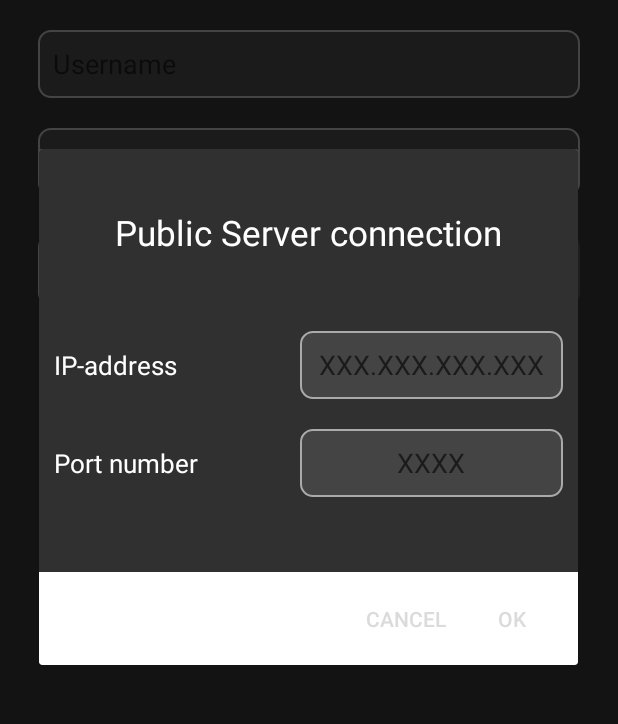
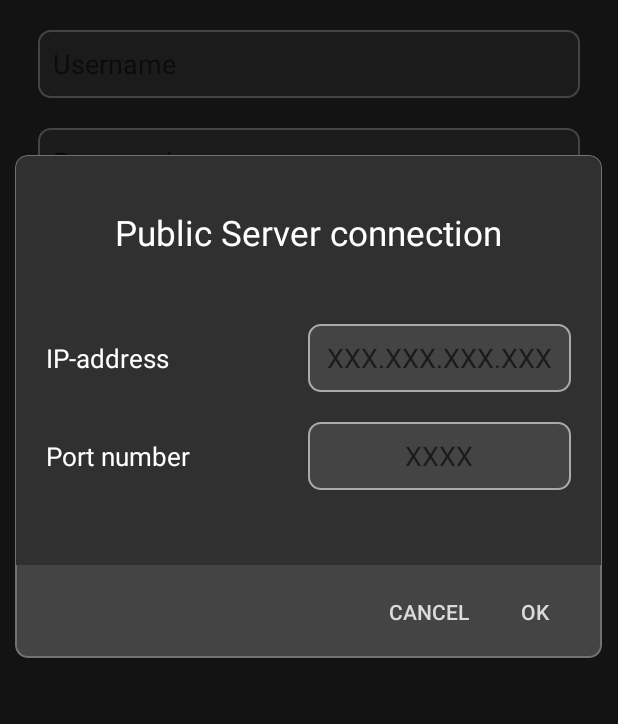
Before and after one commit to AntonGrn/home-auto-ALMA, an Android app: the screen it shows after launch (MainActivity), after a tap on an icon or button, on a phone screen of 412 x 824 dp, the part 211-935 px from its top. Run offline under Robolectric (Android 15) with nearby library versions, the phone set to English and light mode, and no system bars; 1 statement that could not run was skipped.

Commit message:
dialog box design

```diff
--- a/android-client/AndroidClient/app/src/main/java/com/example/androidclient/fragments/LoginFragment.java
+++ b/android-client/AndroidClient/app/src/main/java/com/example/androidclient/fragments/LoginFragment.java
@@ -4,6 +4,8 @@ import android.app.Activity;
 import android.app.AlertDialog;
 import android.content.Context;
 import android.content.DialogInterface;
+import android.graphics.Color;
+import android.graphics.drawable.ColorDrawable;
 import android.os.Bundle;
 import androidx.annotation.NonNull;
 import androidx.annotation.Nullable;
@@ -184,6 +186,7 @@ public class LoginFragment extends Fragment implements Updatable {
 
         // Create and show alert dialog
         AlertDialog dialog = builder.create();
+        dialog.getWindow().setBackgroundDrawableResource(R.drawable.dialog_background);
         dialog.show();
     }
 
--- a/android-client/AndroidClient/app/src/main/res/drawable-v24/rectangle_box_light.xml
+++ b/android-client/AndroidClient/app/src/main/res/drawable-v24/rectangle_box_light.xml
@@ -5,7 +5,7 @@
 <shape xmlns:android="http://schemas.android.com/apk/res/android"
     android:shape="rectangle">
 
-    <solid android:color="#444444"/>
+    <solid android:color="@color/lightGrayBox"/>
     <corners android:radius="8dp"/>
     <stroke android:width="1dp" android:color="@android:color/darker_gray"/>
 </shape>
--- /dev/null
+++ b/android-client/AndroidClient/app/src/main/res/drawable/dialog_background.xml
@@ -0,0 +1,11 @@
+<?xml version="1.0" encoding="utf-8"?>
+<shape android:shape="rectangle"
+    xmlns:android="http://schemas.android.com/apk/res/android">
+    <solid android:color="@color/lightGrayBox" />
+    <stroke android:width="1dp" android:color="@color/colorRadioBtnChecked" />
+    <corners android:radius="8dp" />
+    <padding
+        android:top="1dp"
+        android:left="1dp"
+        android:right="1dp"/>
+</shape>
--- /dev/null
+++ b/android-client/AndroidClient/app/src/main/res/drawable/dialog_top.xml
@@ -0,0 +1,8 @@
+<?xml version="1.0" encoding="utf-8"?>
+<shape android:shape="rectangle"
+    xmlns:android="http://schemas.android.com/apk/res/android">
+    <solid android:color="@color/backgroundColor" />
+    <corners
+        android:topLeftRadius="8dp"
+        android:topRightRadius="8dp"/>
+</shape>
--- a/android-client/AndroidClient/app/src/main/res/layout/dialog_server.xml
+++ b/android-client/AndroidClient/app/src/main/res/layout/dialog_server.xml
@@ -1,29 +1,30 @@
 <?xml version="1.0" encoding="utf-8"?>
-<LinearLayout
-    xmlns:android="http://schemas.android.com/apk/res/android"
+<LinearLayout xmlns:android="http://schemas.android.com/apk/res/android"
+    xmlns:app="http://schemas.android.com/apk/res-auto"
     android:orientation="vertical"
     android:layout_width="wrap_content"
     android:layout_height="wrap_content"
     android:layout_gravity="center_horizontal"
-    android:paddingTop="20dp"
-    android:paddingBottom="40dp"
-    android:background="@color/backgroundColor">
+    android:background="@drawable/dialog_top">
 
     <TextView
         android:layout_width="match_parent"
         android:layout_height="wrap_content"
         android:gravity="center"
-        android:paddingTop="20dp"
-        android:paddingBottom="40dp"
+        android:paddingTop="35dp"
+        android:paddingBottom="5dp"
         android:text="Public Server connection"
         android:textColor="@android:color/white"
-        android:textSize="23sp" />
+        android:textSize="23sp"/>
 
     <LinearLayout
         android:layout_width="match_parent"
         android:layout_height="wrap_content"
         android:orientation="horizontal"
-        android:padding="10dp">
+        android:paddingTop="40dp"
+        android:paddingStart="20dp"
+        android:paddingEnd="20dp"
+        android:paddingBottom="10dp">
 
         <LinearLayout
             android:layout_width="wrap_content"
@@ -40,6 +41,7 @@
                 android:textSize="17sp" />
 
         </LinearLayout>
+
         <LinearLayout
             android:layout_width="match_parent"
             android:layout_height="wrap_content"
@@ -59,12 +61,17 @@
                 />
 
         </LinearLayout>
+
     </LinearLayout>
+
     <LinearLayout
         android:layout_width="match_parent"
         android:layout_height="wrap_content"
         android:orientation="horizontal"
-        android:padding="10dp">
+        android:paddingTop="10dp"
+        android:paddingStart="20dp"
+        android:paddingEnd="20dp"
+        android:paddingBottom="50dp">
 
         <LinearLayout
             android:layout_width="wrap_content"
@@ -81,6 +88,7 @@
                 android:textSize="17sp" />
 
         </LinearLayout>
+
         <LinearLayout
             android:layout_width="match_parent"
             android:layout_height="wrap_content"
@@ -101,6 +109,7 @@
                 />
 
         </LinearLayout>
+
     </LinearLayout>
 
 </LinearLayout>
--- a/android-client/AndroidClient/app/src/main/res/values/colors.xml
+++ b/android-client/AndroidClient/app/src/main/res/values/colors.xml
@@ -15,4 +15,5 @@
     <color name="colorGradientStart">#303030</color>
     <color name="colorGradientMiddle">#99161616</color>
     <color name="colorGradientEnd">#97000000</color>
+    <color name="lightGrayBox">#444444</color>
 </resources>
```
